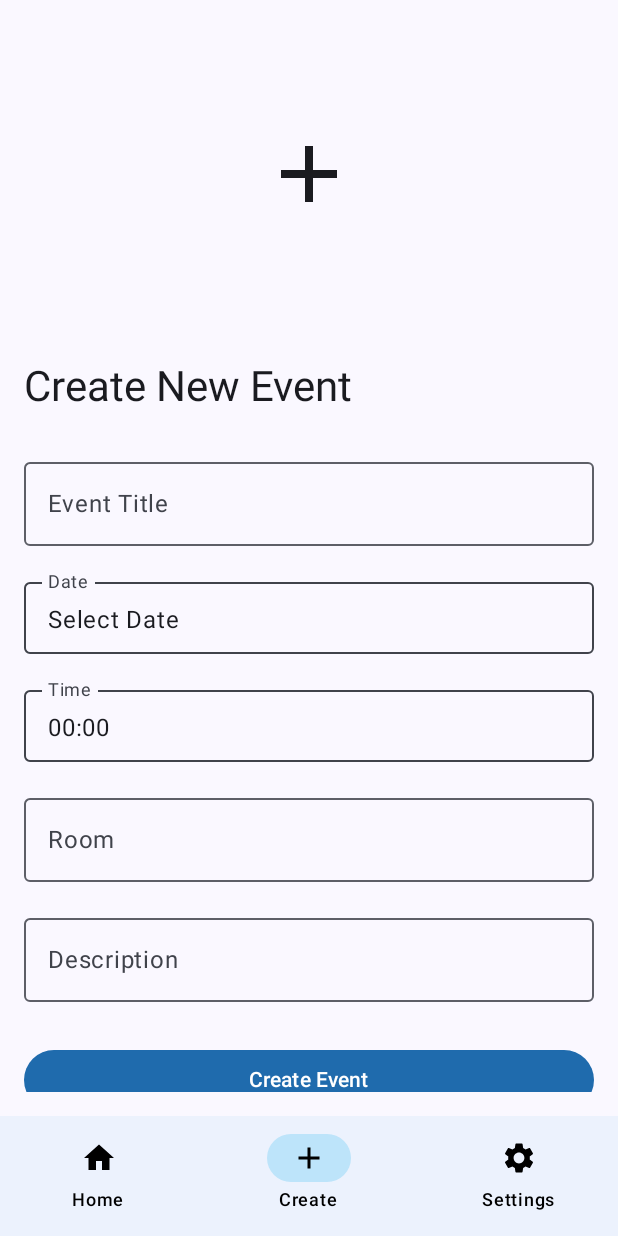
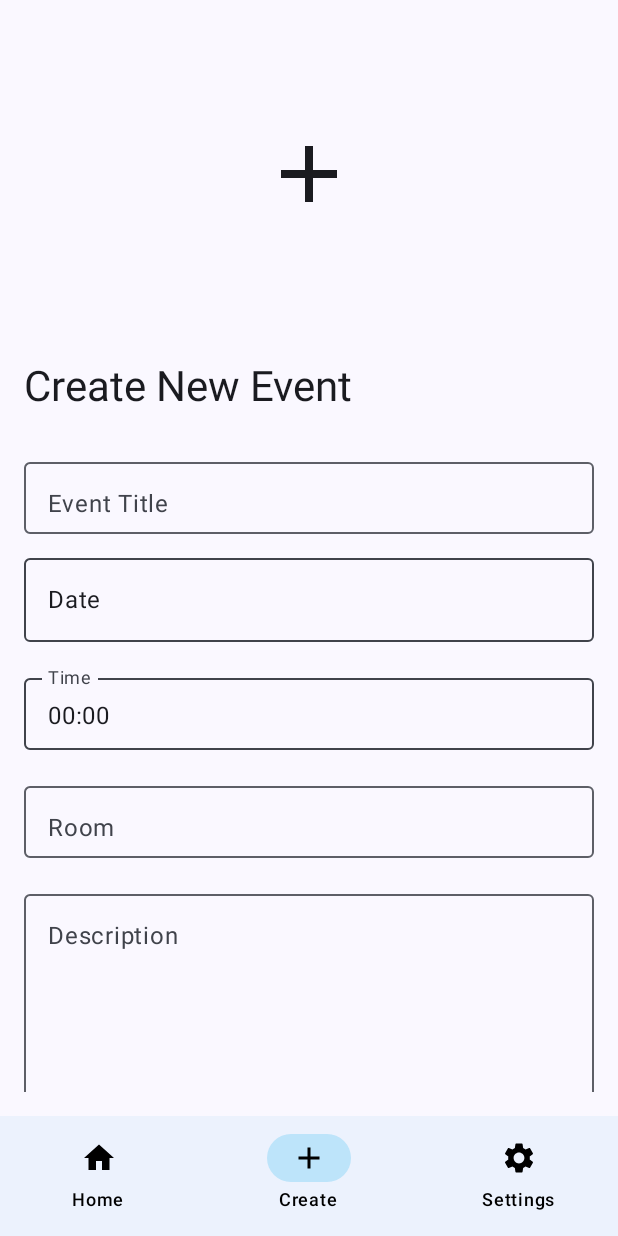
Before and after one commit to yazanalkherret/gju-events, an Android app built with Jetpack Compose: the CreateEventScreen screen opened through its navigation route, on a phone screen of 412 x 824 dp. Run offline under Robolectric (Android 15) with nearby library versions, the phone set to English and light mode, and no system bars; our stand-ins replace Firebase (no records; nobody signed in at launch, a user with empty details on screens opened directly).

Commit message:
Tweak Design for Admin Create/Modify Event Screens

```diff
--- a/app/src/main/java/com/example/myapplication/screens/CreateEventScreen.kt
+++ b/app/src/main/java/com/example/myapplication/screens/CreateEventScreen.kt
@@ -54,6 +54,8 @@ import java.util.Calendar
 import java.util.Locale
 import com.example.event_planner.utils.rememberImagePicker
 import android.util.Base64
+import androidx.compose.foundation.layout.fillMaxHeight
+import androidx.compose.foundation.layout.heightIn
 import androidx.compose.foundation.shape.CircleShape
 import androidx.compose.material3.ButtonDefaults
 import androidx.compose.ui.graphics.Color
@@ -136,7 +138,7 @@ fun CreateEventScreen(viewModel: EventViewModel) {
             value = title,
             onValueChange = { title = it },
             label = { Text("Event Title") },
-            modifier = Modifier.fillMaxWidth()
+            modifier = Modifier.fillMaxWidth().height(56.dp)
         )
         Spacer(modifier = Modifier.height(16.dp))
 
@@ -149,11 +151,12 @@ fun CreateEventScreen(viewModel: EventViewModel) {
             OutlinedTextField(
                 value = datePickerState.selectedDateMillis?.let {
                     dateFormatter.format(it)
-                } ?: "Select Date",
+                } ?: "Date",
                 onValueChange = {},
-                label = { Text("Date") },
+                //label = { Text("Date") },
                 modifier = Modifier
                     .fillMaxWidth()
+                    .height(56.dp)
                     .clickable { showDatePicker = true },
                 readOnly = true,
                 enabled = true,  // Critical for maintaining styling
@@ -187,6 +190,7 @@ fun CreateEventScreen(viewModel: EventViewModel) {
                 label = { Text("Time") },
                 modifier = Modifier
                     .fillMaxWidth()
+                    .height(56.dp)
                     .clickable { showTimePicker = true },
                 readOnly = true,
                 enabled = true,  // Critical for maintaining styling
@@ -213,7 +217,7 @@ fun CreateEventScreen(viewModel: EventViewModel) {
             value = room,
             onValueChange = { room = it },
             label = { Text("Room") },
-            modifier = Modifier.fillMaxWidth()
+            modifier = Modifier.fillMaxWidth().height(56.dp)
         )
         Spacer(modifier = Modifier.height(16.dp))
 
@@ -222,8 +226,7 @@ fun CreateEventScreen(viewModel: EventViewModel) {
             value = description,
             onValueChange = { description = it },
             label = { Text("Description") },
-            modifier = Modifier.fillMaxWidth(),
-            //maxLines = 3
+            modifier = Modifier.fillMaxWidth().height(256.dp),
         )
         Spacer(modifier = Modifier.height(24.dp))
 
@@ -233,7 +236,6 @@ fun CreateEventScreen(viewModel: EventViewModel) {
                 Base64.encodeToString(bytes, Base64.NO_WRAP) // Changed to NO_WRAP
             }
         }
-
         // Create Button
         Button(
             onClick = {
```
Also changed, not shown: app/src/main/java/com/example/myapplication/screens/ModifyEventScreen.kt (+27 -6 lines).
